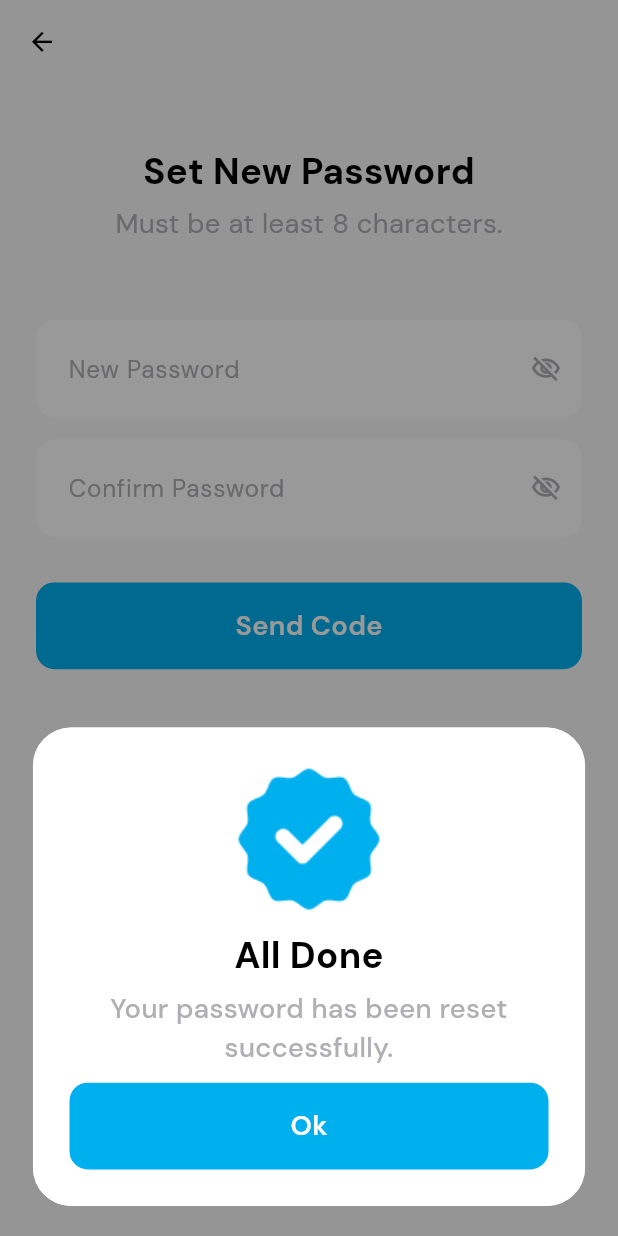
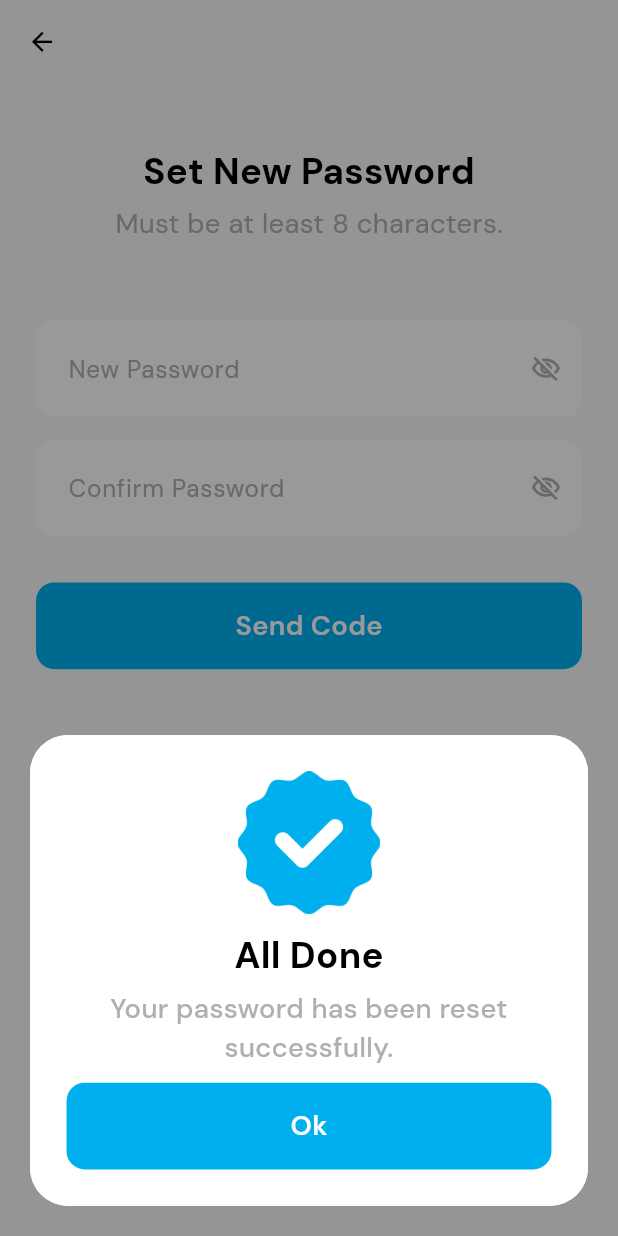
Before and after one commit to Shraboniakter/pocket_trading, a Flutter app: the SetNewPasswordScreen screen opened by its route, after a tap on "Send Code", on a phone screen of 412 x 824 dp. Run offline on Flutter 3.47's test engine with Material 3 defaults, Android fonts, the phone set to English and light mode, and no system bars; our stand-ins replace email_validator, flutter_riverpod, flutter_screenutil, google_fonts.

Commit message:
all screen responsive.....design...

```diff
--- a/lib/feature/presentation/forgotPassword/view/set_new_password_screen.dart
+++ b/lib/feature/presentation/forgotPassword/view/set_new_password_screen.dart
@@ -10,7 +10,7 @@ import '../../widgets/CustomDialog.dart';
 import '../../widgets/CustomText.dart';
 import '../../widgets/CustomTextfield.dart';
 import '../../widgets/bottom.dart';
-import '../../widgets/pimary_bottom.dart';
+
 
 class SetNewPasswordScreen extends ConsumerWidget {
   const SetNewPasswordScreen({super.key});
@@ -131,10 +131,9 @@ class SetNewPasswordScreen extends ConsumerWidget {
                               );
                             },
 
-                            width: 335.w,
-                            height: 342.h,
                             buttonText: "Ok",
-                            imagePath: "assets/images/checklist 1.png",
+                            imagePath: "assets/images/Group.png",
+                            height: 93.75.h,
                             text: "All Done",
                             description:
                             "Your password has been reset successfully.",
@@ -153,60 +152,7 @@ class SetNewPasswordScreen extends ConsumerWidget {
 
             ),
 
-            // SizedBox(
-            //   height: 57,
-            //   width: double.infinity,
-            //   child: CustomElevatedBottom(
-            //     text: "Reset Password",
-            //     onTap: () {
-            //       showGeneralDialog(
-            //         context: context,
-            //         barrierDismissible: true,
-            //         barrierLabel: "Dismiss",
-            //         barrierColor: Colors.black.withOpacity(0.4),
-            //         transitionDuration: const Duration(milliseconds: 300),
-            //         pageBuilder: (context, animation, secondaryAnimation) {
-            //           return const SizedBox();
-            //         },
-            //         transitionBuilder:
-            //             (context, animation, secondaryAnimation, child) {
-            //               return SlideTransition(
-            //                 position: Tween(
-            //                   begin: const Offset(0, 1),
-            //                   end: const Offset(0, 0),
-            //                 ).animate(animation),
-            //                 child: Align(
-            //                   alignment: Alignment.bottomCenter,
-            //                   child: Padding(
-            //                     padding: const EdgeInsets.all(20),
-            //                     child: CustomBottomDialog(
-            //                       onPressed: () {
-            //                         Navigator.pushNamed(
-            //                           context,
-            //                           RouteName.loginScreen,
-            //                         );
-            //                       },
-            //
-            //                       width: 335,
-            //                       height: 342,
-            //                       buttonText: "Ok",
-            //                       imagePath: "assets/images/checklist 1.png",
-            //                       text: "All Done",
-            //                       description:
-            //                           "Your password has been reset successfully.",
-            //                     ),
-            //                   ),
-            //                 ),
-            //               );
-            //             },
-            //       );
-            //     },
-            //
-            //     textColor: Colors.white,
-            //     borderRadius: 16,
-            //     size: 18,
-            //   ),
-            // ),
+
           ],
         ),
       ),
--- a/lib/feature/presentation/home/view/home_screen.dart
+++ b/lib/feature/presentation/home/view/home_screen.dart
@@ -74,8 +74,7 @@ class _HomeScreenState extends State<HomeScreen> {
                                       },
                                       imagePath:
                                           "assets/images/checklisttt.png",
-                                      // height: 342.h,
-                                      // width: 335.w,
+
                                     ),
                                   ),
                                 ),
--- a/lib/feature/presentation/profile/changePassword/view/change_password_screen.dart
+++ b/lib/feature/presentation/profile/changePassword/view/change_password_screen.dart
@@ -155,10 +155,10 @@ class ChangePasswordScreen extends ConsumerWidget {
                               onPressed: () {
                                 Navigator.pop(context);
                               },
-                              width: 335.w,
-                              height: 342.h,
+                              height: 93.75.h,
+
                               buttonText: "Ok",
-                              imagePath: "assets/images/checklist 1.png",
+                              imagePath: "assets/images/Group.png",
                               text: "Password Changed!",
                               description:
                               "Your password has been changed successfully.",
--- a/lib/feature/presentation/screen/view/if_hotel_is_selected_screen.dart
+++ b/lib/feature/presentation/screen/view/if_hotel_is_selected_screen.dart
@@ -7,7 +7,7 @@ import '../../../../core/constrants/app_color.dart';
 import '../../../../core/routes/route_name.dart';
 import '../../widgets/CustomTextfield.dart';
 import '../../widgets/bottom.dart';
-import '../../widgets/pimary_bottom.dart';
+
 import '../widgets/CustomDropdown.dart';
 
 class IfHotelIsSelectedScreen extends StatefulWidget {
--- a/lib/feature/presentation/screen/view/if_restaurant_is_selected_screen.dart
+++ b/lib/feature/presentation/screen/view/if_restaurant_is_selected_screen.dart
@@ -7,7 +7,6 @@ import '../../../../core/routes/route_name.dart';
 import '../../widgets/CustomText.dart';
 import '../../widgets/CustomTextfield.dart';
 import '../../widgets/bottom.dart';
-import '../../widgets/pimary_bottom.dart';
 import '../widgets/CustomDropdown.dart';
 
 class IfRestaurantIsSelectedScreen extends StatefulWidget {
--- a/lib/feature/presentation/signUp/view/verify_opt_screen.dart
+++ b/lib/feature/presentation/signUp/view/verify_opt_screen.dart
@@ -111,10 +111,10 @@ class VerifyOptScreen extends StatelessWidget {
                                   RouteName.buyOrSellScreen,
                                 );
                               },
-                              width: 335.w,
-                              height: 425.h,
+
+                              height: 93.75.h,
                               buttonText: "Continue",
-                              imagePath: "assets/images/checklist 1.png",
+                              imagePath: "assets/images/Group.png",
                               text: "Congratulation",
                               description:
                               "Your account has been created successfully.A request has been sent to the admin for verification.You will be able to log in once the admin approves your account.",
--- a/lib/feature/presentation/widgets/CustomDialog.dart
+++ b/lib/feature/presentation/widgets/CustomDialog.dart
@@ -42,7 +42,7 @@ class CustomBottomDialog extends StatelessWidget {
         child: Column(
           mainAxisSize: MainAxisSize.min,
           children: [
-            Image.asset(imagePath),
+            Image.asset(imagePath,height: height,),
 
              SizedBox(height: 10.h),
 
--- a/lib/feature/presentation/widgets/bottom.dart
+++ b/lib/feature/presentation/widgets/bottom.dart
@@ -1,6 +1,5 @@
 import 'package:flutter/material.dart';
 import 'package:flutter_screenutil/flutter_screenutil.dart';
-
 import '../../../core/constrants/app_color.dart';
 import 'CustomText.dart';
 
```
Also changed, not shown: lib/feature/presentation/forgotPassword/view/forgot_password_otp_screen.dart (+1 -17 lines), lib/feature/presentation/forgotPassword/view/forgot_password_screen.dart (+1 -17 lines), lib/feature/presentation/screen/view/asset_type_screen.dart (+1 -13 lines), lib/feature/presentation/screen/view/buy_or_sell_screen.dart (+1 -18 lines), lib/feature/presentation/screen/view/location_screen.dart (+1 -16 lines), assets/images/Group.png (added), 8 other files.
